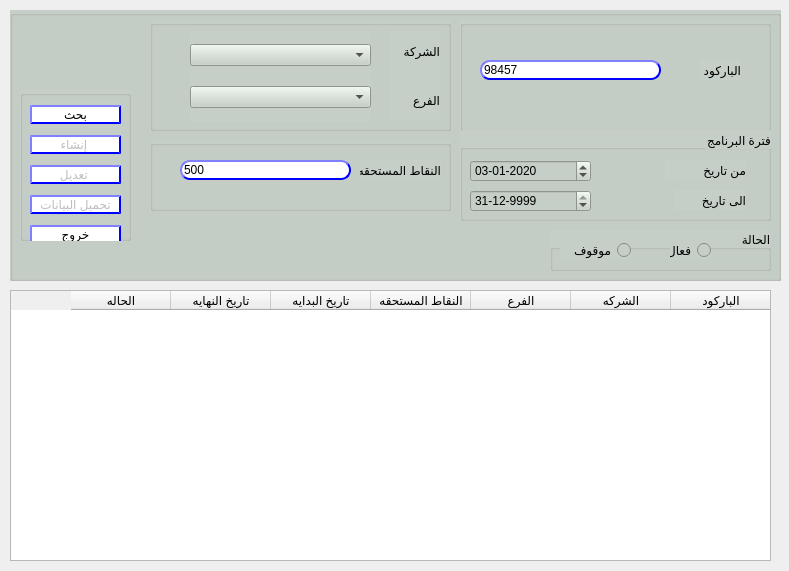
shymaa123456/HyperPOS2020, file presentation/loyalty_ui/createModifyReedemItem.ui: the form before one commit.
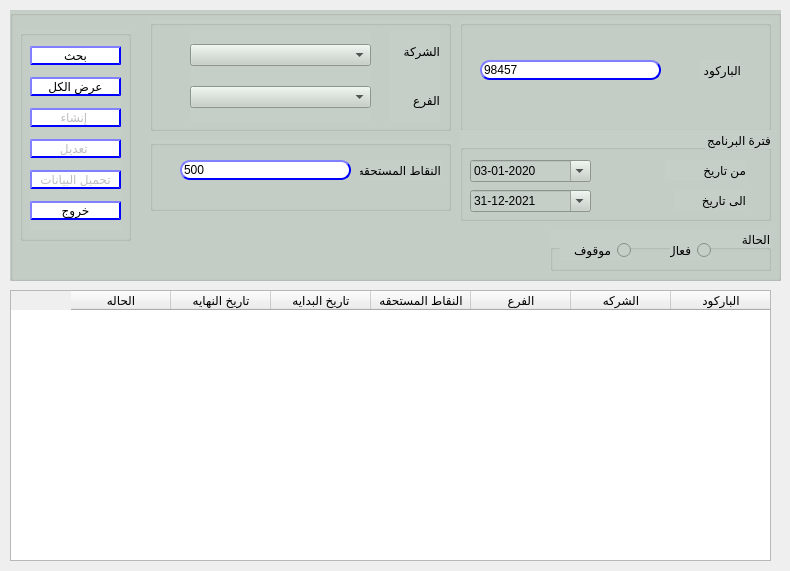
The form after the commit.

The edit to the form file:
```diff
--- a/presentation/loyalty_ui/createModifyReedemItem.ui
+++ b/presentation/loyalty_ui/createModifyReedemItem.ui
@@ -6,7 +6,7 @@
    <rect>
     <x>0</x>
     <y>0</y>
-    <width>789</width>
+    <width>790</width>
     <height>571</height>
    </rect>
   </property>
@@ -243,6 +243,9 @@
         <property name="displayFormat">
          <string>dd-MM-yyyy</string>
         </property>
+        <property name="calendarPopup">
+         <bool>true</bool>
+        </property>
         <property name="date">
          <date>
           <year>2020</year>
@@ -303,7 +306,7 @@
           <hour>0</hour>
           <minute>0</minute>
           <second>0</second>
-          <year>9999</year>
+          <year>2021</year>
           <month>12</month>
           <day>31</day>
          </datetime>
@@ -311,9 +314,12 @@
         <property name="displayFormat">
          <string>dd-MM-yyyy</string>
         </property>
+        <property name="calendarPopup">
+         <bool>true</bool>
+        </property>
         <property name="date">
          <date>
-          <year>9999</year>
+          <year>2021</year>
           <month>12</month>
           <day>31</day>
          </date>
@@ -327,9 +333,9 @@
     <property name="geometry">
      <rect>
       <x>10</x>
-      <y>80</y>
+      <y>20</y>
       <width>111</width>
-      <height>151</height>
+      <height>211</height>
      </rect>
     </property>
     <property name="title">
@@ -341,7 +347,7 @@
        <x>10</x>
        <y>10</y>
        <width>91</width>
-       <height>151</height>
+       <height>191</height>
       </rect>
      </property>
      <layout class="QVBoxLayout" name="verticalLayout">
@@ -380,6 +386,41 @@
         </property>
        </widget>
       </item>
+      <item>
+       <widget class="QPushButton" name="Qbtn_search_all">
+        <property name="enabled">
+         <bool>true</bool>
+        </property>
+        <property name="styleSheet">
+         <string notr="true">QPushButton{
+                                        background-color: white;
+                                        border-style: outset;
+                                        border-width: 2px;
+                                        border-radius: 10px;
+                                        border-color: blue;
+                                        min-width:6em;
+                                       }
+                                        QPushButton:hover {
+                                        background: qradialgradient(
+                                        cx: 0.3, cy: -0.4, fx: 0.3, fy: -0.4,
+                                        radius: 1.35, stop: 0 #fff, stop: 1 #bbb
+                                        );
+                                        }
+                                        QPushButton:pressed {
+                                        border-style: inset;
+                                        background: qradialgradient(
+                                        cx: 0.4, cy: -0.1, fx: 0.4, fy: -0.1,
+                                        radius: 1.35, stop: 0 #fff, stop: 1 #ddd
+                                        );
+                                        }
+                                    
+                                    </string>
+        </property>
+        <property name="text">
+         <string>عرض الكل</string>
+        </property>
+       </widget>
+      </item>
       <item>
        <widget class="QPushButton" name="Qbtn_create">
         <property name="enabled">
```
